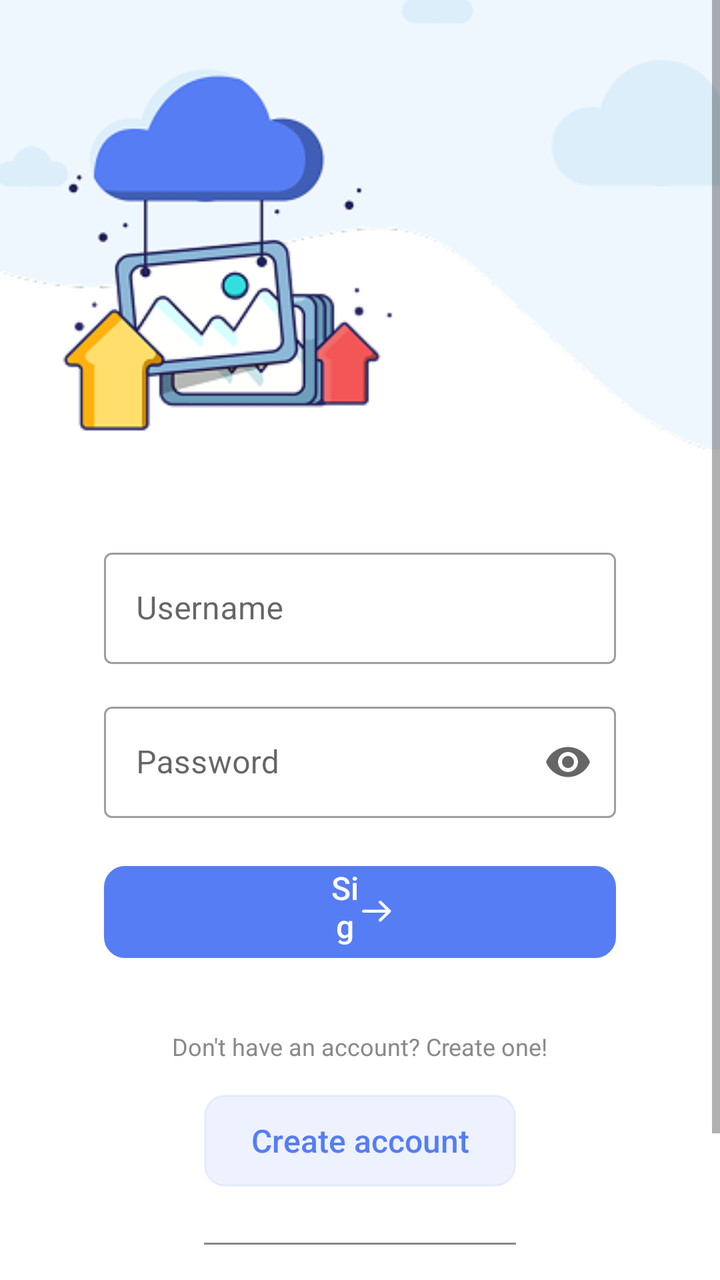
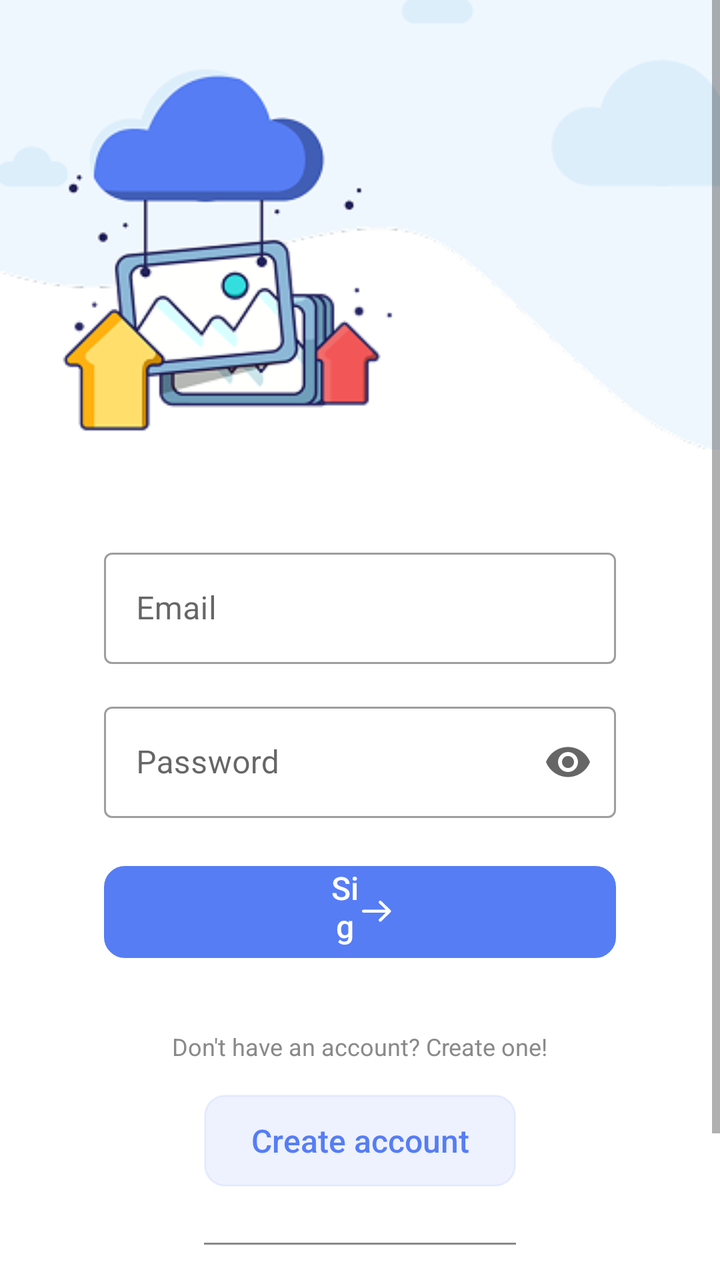

Before-and-after screenshots of an Android layout around one commit, followed by the original layout XML and the change that was made.
<!-- AndroidManifest.xml: application theme Theme.Yarni -->
<!-- res/layout/fragment_login.xml -->
<?xml version="1.0" encoding="utf-8"?>
<androidx.constraintlayout.widget.ConstraintLayout
    xmlns:android="http://schemas.android.com/apk/res/android"
    xmlns:app="http://schemas.android.com/apk/res-auto"
    xmlns:tools="http://schemas.android.com/tools"
    android:layout_width="match_parent"
    android:layout_height="match_parent"
    android:fitsSystemWindows="true"
    android:background="@android:color/white"
    tools:context=".ui.login.ui.login.LoginFragment">

    <ScrollView
        android:layout_width="match_parent"
        android:layout_height="wrap_content"
        tools:ignore="MissingConstraints">
        <LinearLayout
            android:layout_width="match_parent"
            android:layout_height="wrap_content"
            android:orientation="vertical"
            android:gravity="center_horizontal"
            tools:ignore="MissingConstraints">

            
            <ImageView
                android:id="@+id/topImage"
                android:layout_width="match_parent"
                android:layout_height="247dp"
                android:contentDescription="@string/welcome_image_desc"
                android:paddingBottom="100dp"
                android:scaleType="centerCrop"
                android:src="@drawable/welcome_image" />

            <LinearLayout
                android:layout_width="match_parent"
                android:layout_height="wrap_content"
                android:layout_marginHorizontal="52dp"
                android:layout_marginTop="24dp"
                android:gravity="center_horizontal"
                android:orientation="vertical"
                app:layout_constraintBottom_toBottomOf="parent"
                app:layout_constraintEnd_toEndOf="parent"
                app:layout_constraintStart_toStartOf="parent">

                
                <com.google.android.material.textfield.TextInputLayout
                    android:id="@+id/usernameLayout"
                    style="@style/Widget.MaterialComponents.TextInputLayout.OutlinedBox"
                    android:layout_width="match_parent"
                    android:layout_height="wrap_content"
                    android:hint="@string/username">

                    <com.google.android.material.textfield.TextInputEditText
                        android:id="@+id/username"
                        android:layout_width="match_parent"
                        android:layout_height="wrap_content"
                        android:autofillHints="@string/username"
                        android:inputType="text"
                        android:selectAllOnFocus="true"
                        app:layout_constraintEnd_toEndOf="parent"
                        app:layout_constraintStart_toStartOf="parent"
                        app:layout_constraintTop_toTopOf="parent" />
                </com.google.android.material.textfield.TextInputLayout>

                
                <com.google.android.material.textfield.TextInputLayout
                    android:id="@+id/passwordLayout"
                    style="@style/Widget.MaterialComponents.TextInputLayout.OutlinedBox"
                    android:layout_width="match_parent"
                    android:layout_height="wrap_content"
                    android:layout_marginTop="16dp"
                    android:hint="@string/prompt_password"
                    app:endIconMode="password_toggle">

                    <com.google.android.material.textfield.TextInputEditText
                        android:id="@+id/password"
                        android:layout_width="match_parent"
                        android:layout_height="wrap_content"
                        android:imeActionLabel="@string/action_sign_in_short"
                        android:imeOptions="actionDone"
                        android:inputType="textPassword"
                        android:selectAllOnFocus="true"
                        app:layout_constraintEnd_toEndOf="parent"
                        app:layout_constraintStart_toStartOf="parent"
                        app:layout_constraintTop_toBottomOf="@+id/username" />
                </com.google.android.material.textfield.TextInputLayout>

                <ProgressBar
                    android:id="@+id/loading"
                    android:layout_width="wrap_content"
                    android:layout_height="wrap_content"
                    android:layout_gravity="center"
                    android:layout_marginTop="24dp"
                    android:visibility="gone"
                    app:layout_constraintBottom_toBottomOf="parent"
                    app:layout_constraintEnd_toEndOf="@+id/password"
                    app:layout_constraintStart_toStartOf="@+id/password"
                    app:layout_constraintTop_toTopOf="parent"
                    app:layout_constraintVertical_bias="0.3" />

                <androidx.appcompat.widget.AppCompatButton
                    android:id="@+id/login"
                    android:layout_width="match_parent"
                    android:layout_height="46dp"
                    android:layout_gravity="center"
                    android:layout_marginTop="24dp"
                    android:layout_weight="1"
                    android:background="@drawable/rounded_button"
                    android:backgroundTint="?attr/colorPrimary"
                    android:drawableEnd="@drawable/arrow_right"
                    android:drawableTint="?attr/colorOnPrimary"
                    android:enabled="true"
                    android:paddingHorizontal="112dp"
                    android:text="@string/welcome_sign_in"
                    android:textAllCaps="false"
                    android:textColor="?attr/colorOnPrimary"
                    android:textFontWeight="600"
                    android:textSize="16sp"
                    app:layout_constraintBottom_toBottomOf="parent"
                    app:layout_constraintEnd_toEndOf="parent"
                    app:layout_constraintStart_toStartOf="parent"
                    app:layout_constraintTop_toBottomOf="@+id/password"
                    app:layout_constraintVertical_bias="0.2" />

                
                <TextView
                    android:id="@+id/noAccountText"
                    android:layout_width="wrap_content"
                    android:layout_height="wrap_content"
                    android:layout_marginTop="36dp"
                    android:text="@string/no_account_text"
                    android:textColor="#898989"
                    android:textSize="12sp"
                    app:layout_constraintBottom_toBottomOf="parent"
                    app:layout_constraintEnd_toEndOf="parent"
                    app:layout_constraintStart_toStartOf="parent" />

                
                <androidx.appcompat.widget.AppCompatButton
                    android:id="@+id/create_account"
                    android:layout_width="156dp"
                    android:layout_height="46dp"
                    android:layout_marginTop="16dp"
                    android:layout_weight="1"
                    android:background="@drawable/rounded_button"
                    android:backgroundTint="?attr/colorSecondary"
                    android:text="@string/create_account"
                    android:textAllCaps="false"
                    android:textColor="?attr/colorOnSecondary"
                    android:textFontWeight="600"
                    android:textSize="16sp" />

                
                <View
                    android:id="@+id/divider"
                    android:layout_width="156dp"
                    android:layout_height="1dp"
                    android:layout_marginTop="28dp"
                    android:background="#898989" />

                
                <TextView
                    android:id="@+id/socialLabel"
                    android:layout_width="wrap_content"
                    android:layout_height="wrap_content"
                    android:layout_marginTop="16dp"
                    android:text="@string/social_login"
                    android:textColor="#898989"
                    android:textSize="12sp" />

                
                <LinearLayout
                    android:layout_width="wrap_content"
                    android:layout_height="wrap_content"
                    android:layout_marginVertical="16dp"
                    android:gravity="center"
                    android:orientation="horizontal">

                    <ImageButton
                        android:layout_width="36dp"
                        android:layout_height="36dp"
                        android:layout_marginEnd="24dp"
                        android:background="?attr/selectableItemBackgroundBorderless"
                        android:contentDescription="@string/kakao_login"
                        android:src="@drawable/kakao_talk_icon" />

                    <ImageButton
                        android:layout_width="36dp"
                        android:layout_height="36dp"
                        android:layout_marginEnd="24dp"
                        android:background="?attr/selectableItemBackgroundBorderless"
                        android:contentDescription="@string/naver_login"
                        android:src="@drawable/naver_icon" />

                    <ImageButton
                        android:layout_width="36dp"
                        android:layout_height="36dp"
                        android:background="?attr/selectableItemBackgroundBorderless"
                        android:contentDescription="@string/google_login"
                        android:src="@drawable/google_icon" />
                </LinearLayout>
            </LinearLayout>
        </LinearLayout>
    </ScrollView>
</androidx.constraintlayout.widget.ConstraintLayout>
<!-- resources referenced by this layout -->
<resources>
  <!-- drawable arrow_right (drawable) -->
  <vector xmlns:android="http://schemas.android.com/apk/res/android"
      android:width="15dp"
      android:height="11dp"
      android:viewportWidth="15"
      android:viewportHeight="11">
    <path
        android:pathData="M9.108,0.75L13.75,5.25L9.108,9.75M0.75,5.25H13.62"
        android:strokeLineJoin="round"
        android:strokeWidth="1.5"
        android:fillColor="#00000000"
        android:strokeColor="#ffffff"
        android:strokeLineCap="round"/>
  </vector>
  <!-- drawable google_icon: png bitmap (drawable, 947 bytes) -->
  <!-- drawable kakao_talk_icon: png bitmap (drawable, 818 bytes) -->
  <!-- drawable naver_icon: png bitmap (drawable, 477 bytes) -->
  <!-- drawable rounded_button (drawable) -->
  <?xml version="1.0" encoding="utf-8"?>
  <shape xmlns:android="http://schemas.android.com/apk/res/android"
      android:shape="rectangle">
      <stroke android:color="@color/black" android:width="1dp" />
      <corners android:radius="10dp" /> 
  </shape>
  <!-- drawable welcome_image: png bitmap (drawable, 27047 bytes) -->
  <string name="action_sign_in_short">Sign in</string>
  <string name="create_account">Create account</string>
  <string name="google_login">Google login</string>
  <string name="kakao_login">Kakao login</string>
  <string name="naver_login">Naver login</string>
  <string name="no_account_text">Don\'t have an account? Create one!</string>
  <string name="prompt_password">Password</string>
  <string name="social_login">Use social login</string>
  <string name="username">Username</string>
  <string name="welcome_image_desc">Welcome image with pictures being uploaded to the cloud.</string>
  <string name="welcome_sign_in">Sign in</string>
  <style name="Theme.Yarni" parent="Theme.MaterialComponents.DayNight.DarkActionBar">
          
          <item name="colorPrimary">@color/blue</item>
          <item name="colorPrimaryVariant">@color/blue_100</item>
          <item name="colorOnPrimary">@color/white</item>
          
          <item name="colorSecondary">@color/blue_100</item>
          <item name="colorSecondaryVariant">@color/white</item>
          <item name="colorOnSecondary">@color/blue</item>
          
          <item name="android:statusBarColor">?attr/colorPrimaryVariant</item>
          
      </style>
  <color name="black">#FF000000</color>
  <color name="blue">#567DF4</color>
  <color name="blue_100">#1A567DF4</color>
  <color name="white">#FFFFFFFF</color>
</resources>

<!-- the commit's change to res/layout/fragment_login.xml (unified diff, before → after) -->
@@ -47,13 +47,13 @@
                     style="@style/Widget.MaterialComponents.TextInputLayout.OutlinedBox"
                     android:layout_width="match_parent"
                     android:layout_height="wrap_content"
-                    android:hint="@string/username">
+                    android:hint="@string/email">
 
                     <com.google.android.material.textfield.TextInputEditText
-                        android:id="@+id/username"
+                        android:id="@+id/email"
                         android:layout_width="match_parent"
                         android:layout_height="wrap_content"
-                        android:autofillHints="@string/username"
+                        android:autofillHints="@string/email"
                         android:inputType="text"
                         android:selectAllOnFocus="true"
                         app:layout_constraintEnd_toEndOf="parent"
<!-- resource entries referenced after the edit -->
@@ -27,13 +27,13 @@
   <!-- drawable welcome_image: png bitmap (drawable, 27047 bytes) -->
   <string name="action_sign_in_short">Sign in</string>
   <string name="create_account">Create account</string>
+  <string name="email">Email</string>
   <string name="google_login">Google login</string>
   <string name="kakao_login">Kakao login</string>
   <string name="naver_login">Naver login</string>
   <string name="no_account_text">Don\'t have an account? Create one!</string>
   <string name="prompt_password">Password</string>
   <string name="social_login">Use social login</string>
-  <string name="username">Username</string>
   <string name="welcome_image_desc">Welcome image with pictures being uploaded to the cloud.</string>
   <string name="welcome_sign_in">Sign in</string>
   <style name="Theme.Yarni" parent="Theme.MaterialComponents.DayNight.DarkActionBar">
